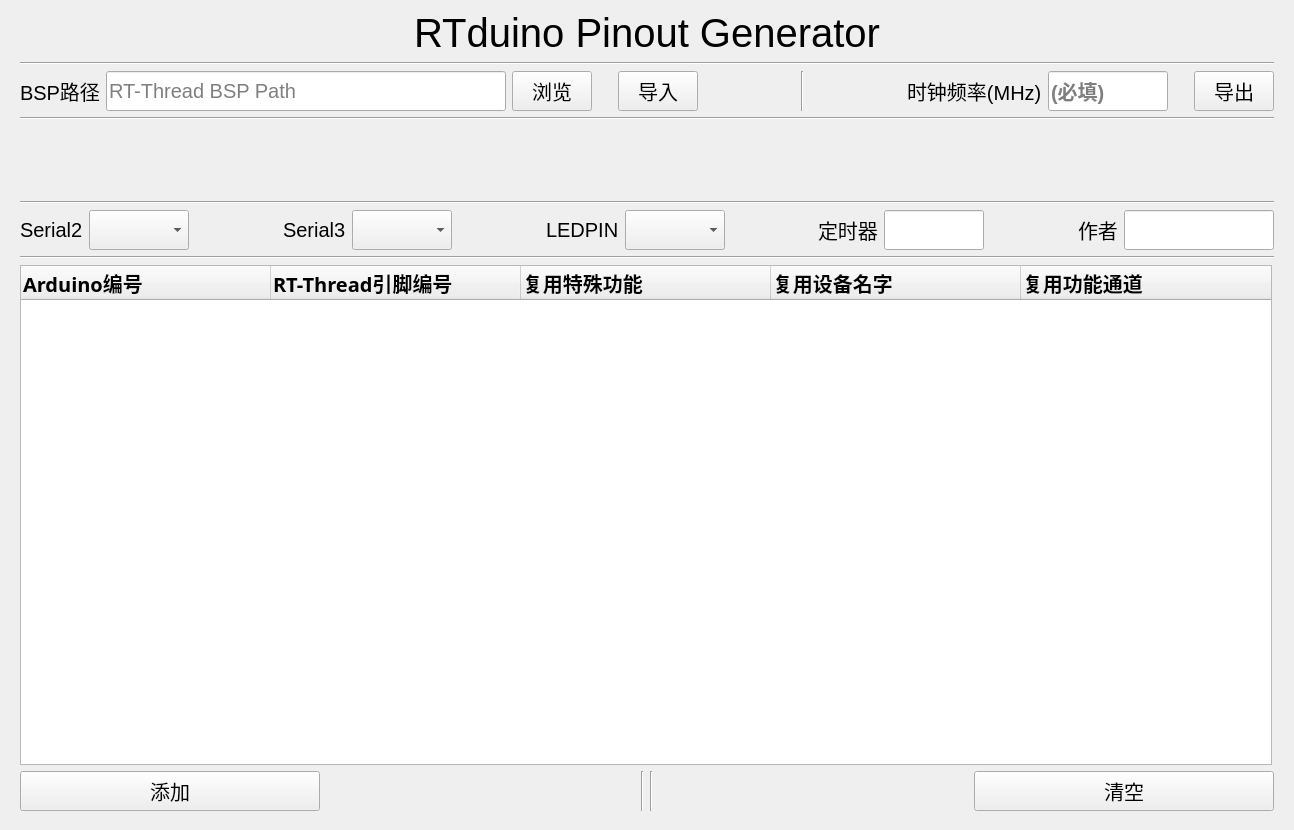
RTduino/pinout-generator, file source-code/RTduino/widget.ui: the form before one commit.
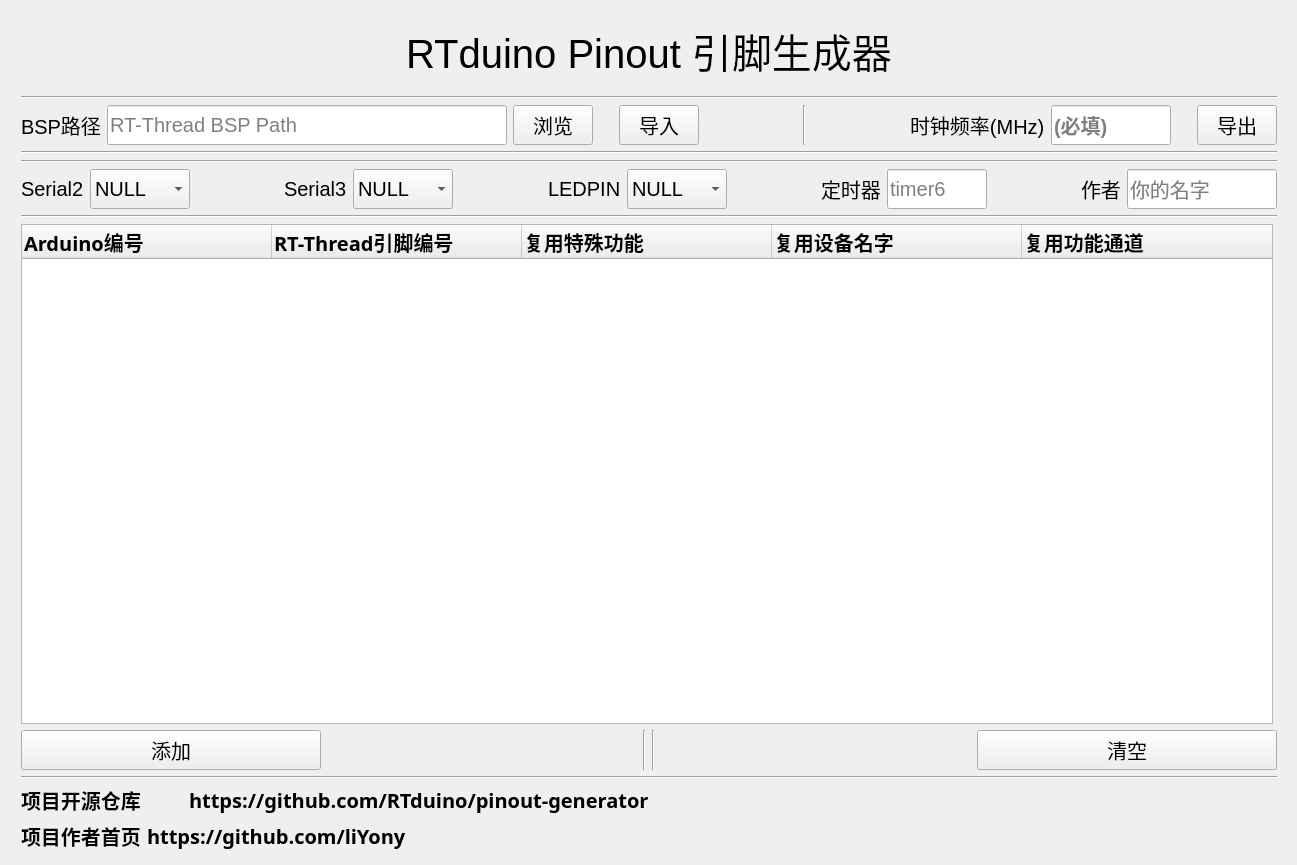
The form after the commit.

Diff of the .ui file:
```diff
--- a/source-code/RTduino/widget.ui
+++ b/source-code/RTduino/widget.ui
@@ -6,20 +6,20 @@
    <rect>
     <x>0</x>
     <y>0</y>
-    <width>1294</width>
-    <height>830</height>
+    <width>1297</width>
+    <height>865</height>
    </rect>
   </property>
   <property name="minimumSize">
    <size>
-    <width>1294</width>
-    <height>830</height>
+    <width>1297</width>
+    <height>865</height>
    </size>
   </property>
   <property name="maximumSize">
    <size>
-    <width>1294</width>
-    <height>830</height>
+    <width>1297</width>
+    <height>865</height>
    </size>
   </property>
   <property name="windowTitle">
@@ -28,12 +28,14 @@
   <widget class="QWidget" name="">
    <property name="geometry">
     <rect>
-     <x>20</x>
-     <y>10</y>
-     <width>1254</width>
-     <height>801</height>
+     <x>21</x>
+     <y>11</y>
+     <width>1256</width>
+     <height>840</height>
     </rect>
    </property>
+   <layout class="QVBoxLayout" name="verticalLayout_3">
+    <item>
    <layout class="QGridLayout" name="gridLayout">
     <item row="0" column="0">
      <widget class="QLabel" name="label">
@@ -43,7 +45,7 @@
        </font>
       </property>
       <property name="text">
-       <string>RTduino Pinout Generator</string>
+         <string>RTduino Pinout 引脚生成器</string>
       </property>
       <property name="alignment">
        <set>Qt::AlignCenter</set>
@@ -312,19 +314,6 @@
         </property>
        </widget>
       </item>
-      <item>
-       <spacer name="verticalSpacer">
-        <property name="orientation">
-         <enum>Qt::Vertical</enum>
-        </property>
-        <property name="sizeHint" stdset="0">
-         <size>
-          <width>20</width>
-          <height>40</height>
-         </size>
-        </property>
-       </spacer>
-      </item>
       <item>
        <widget class="Line" name="line_2">
         <property name="orientation">
@@ -373,6 +362,11 @@
               <pointsize>15</pointsize>
              </font>
             </property>
+              <item>
+               <property name="text">
+                <string>NULL</string>
+               </property>
+              </item>
            </widget>
           </item>
          </layout>
@@ -429,6 +423,11 @@
               <pointsize>15</pointsize>
              </font>
             </property>
+              <item>
+               <property name="text">
+                <string>NULL</string>
+               </property>
+              </item>
            </widget>
           </item>
          </layout>
@@ -485,6 +484,11 @@
               <pointsize>15</pointsize>
              </font>
             </property>
+              <item>
+               <property name="text">
+                <string>NULL</string>
+               </property>
+              </item>
            </widget>
           </item>
          </layout>
@@ -548,7 +552,7 @@
              <set>Qt::AlignLeading|Qt::AlignLeft|Qt::AlignVCenter</set>
             </property>
             <property name="placeholderText">
-             <string/>
+               <string>timer6</string>
             </property>
            </widget>
           </item>
@@ -613,7 +617,7 @@
              <set>Qt::AlignLeading|Qt::AlignLeft|Qt::AlignVCenter</set>
             </property>
             <property name="placeholderText">
-             <string/>
+               <string>你的名字</string>
             </property>
            </widget>
           </item>
@@ -777,6 +781,121 @@
          <string>清空</string>
         </property>
        </widget>
+        </item>
+       </layout>
+      </item>
+     </layout>
+    </item>
+    <item>
+     <widget class="Line" name="line_9">
+      <property name="orientation">
+       <enum>Qt::Horizontal</enum>
+      </property>
+     </widget>
+    </item>
+    <item>
+     <layout class="QHBoxLayout" name="horizontalLayout_17">
+      <item>
+       <layout class="QVBoxLayout" name="verticalLayout_2">
+        <item>
+         <layout class="QHBoxLayout" name="horizontalLayout_13">
+          <item>
+           <widget class="QLabel" name="label_2">
+            <property name="font">
+             <font>
+              <family>新宋体</family>
+              <pointsize>15</pointsize>
+              <weight>75</weight>
+              <bold>true</bold>
+             </font>
+            </property>
+            <property name="text">
+             <string>项目开源仓库</string>
+            </property>
+           </widget>
+          </item>
+          <item>
+           <widget class="QLabel" name="project">
+            <property name="font">
+             <font>
+              <family>新宋体</family>
+              <pointsize>15</pointsize>
+              <weight>75</weight>
+              <bold>true</bold>
+             </font>
+            </property>
+            <property name="text">
+             <string>https://github.com/RTduino/pinout-generator</string>
+            </property>
+           </widget>
+          </item>
+         </layout>
+        </item>
+        <item>
+         <layout class="QHBoxLayout" name="horizontalLayout_16">
+          <item>
+           <layout class="QHBoxLayout" name="horizontalLayout_15">
+            <item>
+             <widget class="QLabel" name="label_6">
+              <property name="font">
+               <font>
+                <family>新宋体</family>
+                <pointsize>15</pointsize>
+                <weight>75</weight>
+                <bold>true</bold>
+               </font>
+              </property>
+              <property name="text">
+               <string>项目作者首页</string>
+              </property>
+             </widget>
+            </item>
+            <item>
+             <widget class="QLabel" name="autor">
+              <property name="font">
+               <font>
+                <family>新宋体</family>
+                <pointsize>15</pointsize>
+                <weight>75</weight>
+                <bold>true</bold>
+               </font>
+              </property>
+              <property name="text">
+               <string>https://github.com/liYony</string>
+              </property>
+             </widget>
+            </item>
+           </layout>
+          </item>
+          <item>
+           <spacer name="horizontalSpacer_10">
+            <property name="orientation">
+             <enum>Qt::Horizontal</enum>
+            </property>
+            <property name="sizeHint" stdset="0">
+             <size>
+              <width>40</width>
+              <height>20</height>
+             </size>
+            </property>
+           </spacer>
+          </item>
+         </layout>
+        </item>
+       </layout>
+      </item>
+      <item>
+       <spacer name="horizontalSpacer_12">
+        <property name="orientation">
+         <enum>Qt::Horizontal</enum>
+        </property>
+        <property name="sizeHint" stdset="0">
+         <size>
+          <width>40</width>
+          <height>20</height>
+         </size>
+        </property>
+       </spacer>
       </item>
      </layout>
     </item>
```
Lines whose indentation alone changed are shown as unchanged.
